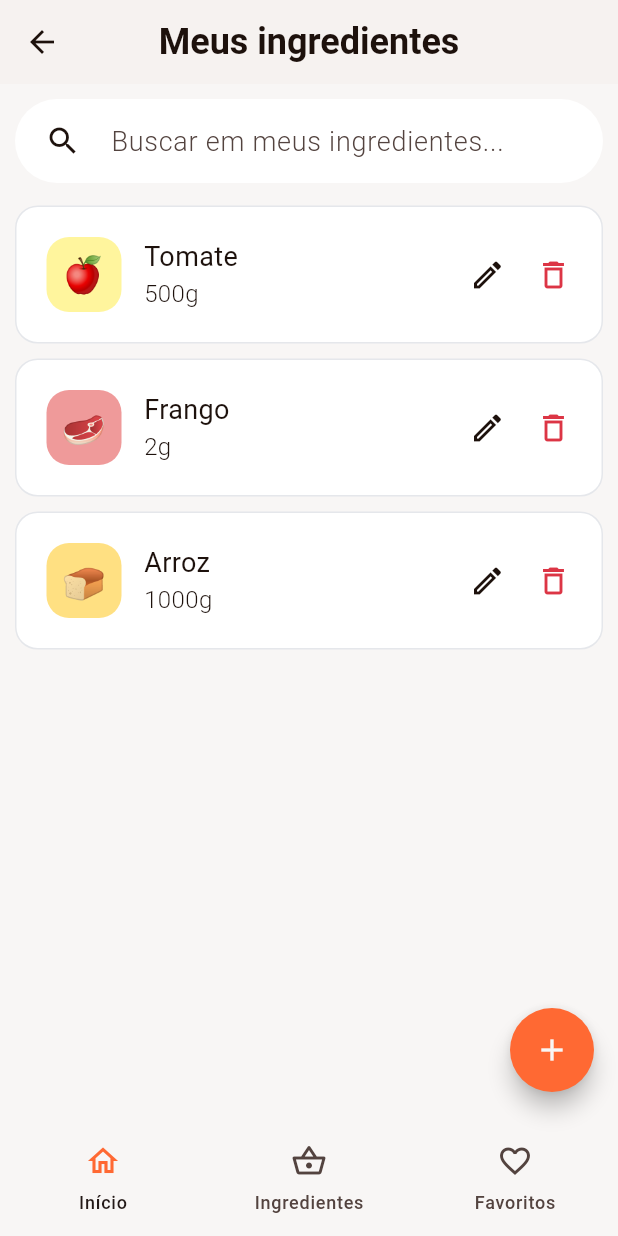
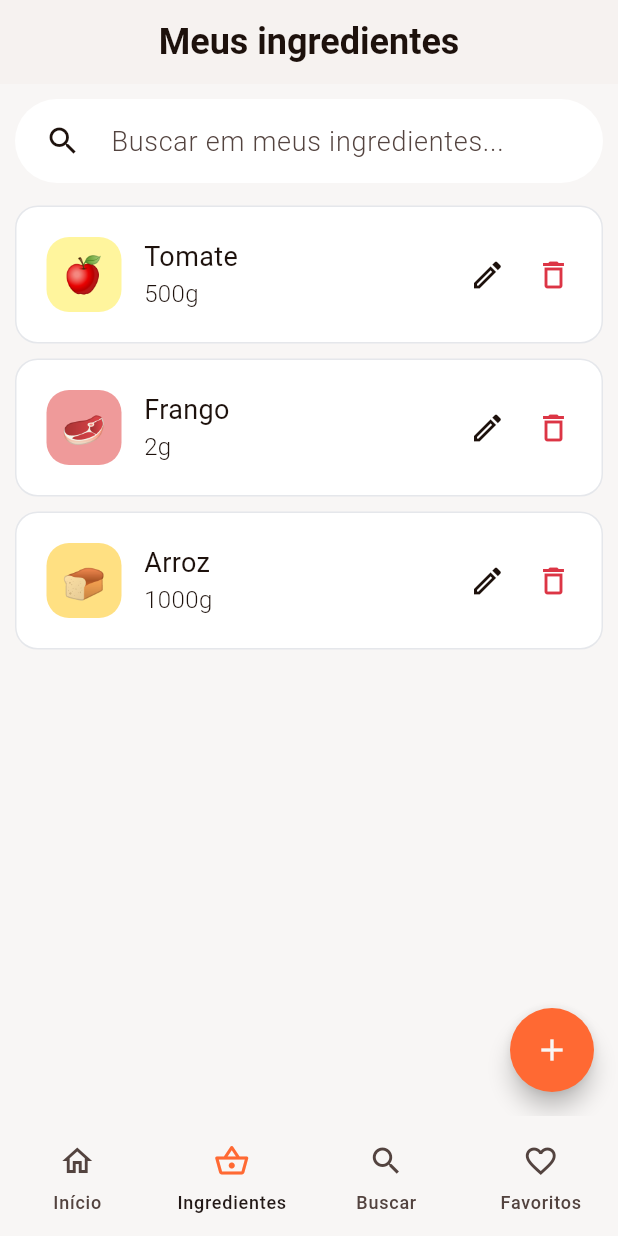
Before and after one commit to Destoper/chefie, a Flutter app: the screen it shows after launch, item 2 of the bottom bar chosen, on a phone screen of 412 x 824 dp. Run offline on Flutter 3.47's test engine with Material 3 defaults, Android fonts, the phone set to English and light mode, and no system bars; network calls fail.

```diff
--- a/lib/main.dart
+++ b/lib/main.dart
@@ -1,6 +1,9 @@
 import 'package:chefie/theme/app_theme.dart';
+import 'package:chefie/widgets/navigation_bar.dart';
 import 'package:flutter/material.dart';
 import 'views/home/home.dart';
+import 'views/ingredientes/ingredientes.dart';
+
 
 void main() {
   runApp(const MyApp());
@@ -17,7 +20,86 @@ class MyApp extends StatelessWidget {
       theme: AppTheme.light,
       darkTheme: AppTheme.dark,
       themeMode: ThemeMode.system,
-      home: HomePage(),
+      home: MainScaffold(),
     );
   }
 }
+
+class MainScaffold extends StatefulWidget {
+  const MainScaffold({super.key});
+
+  @override
+  State<MainScaffold> createState() => _MainScaffoldState();
+}
+
+class _MainScaffoldState extends State<MainScaffold> {
+  int _currentPageIndex = 0;
+
+  // Define all your pages here
+  final List<Widget> _pages = [
+    HomePage(),
+    IngredientesPage(),
+    IngredientesPage(),
+    IngredientesPage(),
+  ];
+
+  PageController _pageController = PageController();
+
+  @override
+  Widget build(BuildContext context) {
+    return Scaffold(
+      body: PageView(
+      controller: _pageController,
+      onPageChanged: (index) {
+        setState(() {
+          _currentPageIndex = index;
+        });
+      },
+      children: _pages,
+    ),
+      bottomNavigationBar: navigationBar(),
+    );
+  }
+
+  NavigationBar navigationBar() {
+    return NavigationBar(
+      backgroundColor: AppColors.backgroundLight,
+      elevation: 0.1,
+      indicatorColor: Colors.transparent,
+      onDestinationSelected: (int index) {
+        _pageController.animateToPage(
+          index,
+          duration: Duration(milliseconds: 300),
+          curve: Curves.easeInOut,
+        );
+      },
+      selectedIndex: _currentPageIndex,
+      destinations: const <Widget>[
+        NavigationDestination(
+          selectedIcon: Icon(Icons.home_outlined, color: AppColors.primary),
+          icon: Icon(Icons.home_outlined),
+          tooltip: 'Início',
+          label: 'Início',
+        ),
+        NavigationDestination(
+          selectedIcon: Icon(Icons.shopping_basket_outlined, color: AppColors.primary),
+          icon: Icon(Icons.shopping_basket_outlined),
+          tooltip: 'Ingredientes',
+          label: 'Ingredientes',
+        ),
+        NavigationDestination(
+          selectedIcon: Icon(Icons.search, color: AppColors.primary),
+          icon: Icon(Icons.search),
+          tooltip: 'Buscar',
+          label: 'Buscar',
+        ),
+        NavigationDestination(
+          selectedIcon: Icon(Icons.favorite_border, color: AppColors.primary),
+          icon: Icon(Icons.favorite_border),
+          tooltip: 'Favoritos',
+          label: 'Favoritos',
+        ),
+      ],
+    );
+  }
+}
--- a/lib/views/home/home.dart
+++ b/lib/views/home/home.dart
@@ -75,7 +75,6 @@ class _HomePageState extends State<HomePage> {
           sugestoesDoDiaCarousel()
         ],
       ),
-      bottomNavigationBar: ChefieNavBar(),
     );
   }
 
--- a/lib/views/ingredientes/ingredientes.dart
+++ b/lib/views/ingredientes/ingredientes.dart
@@ -66,7 +66,6 @@ class _IngredientesPageState extends State<IngredientesPage> {
         tooltip: "Adicionar ingrediente",
         child: Icon(Icons.add, color: AppColors.textDark),
       ),
-      bottomNavigationBar: ChefieNavBar(),
     );
   }
 }
--- a/lib/widgets/navigation_bar.dart
+++ /dev/null
@@ -1,76 +0,0 @@
-import 'package:chefie/views/home/home.dart';
-import 'package:flutter/material.dart';
-import 'package:chefie/views/ingredientes/ingredientes.dart';
-import 'package:chefie/theme/app_theme.dart';
-
-class ChefieNavBar extends StatefulWidget {
-  const ChefieNavBar({
-    super.key,
-    this.currentPageIndex = 0,
-  });
-
-  final int currentPageIndex;
-
-  @override
-  State<ChefieNavBar> createState() => _ChefieNavBarState();
-}
-
-class _ChefieNavBarState extends State<ChefieNavBar> {
-  int currentPageIndex = 0;
-  @override
-  Widget build(BuildContext context) {
-    return NavigationBar(
-      backgroundColor: AppColors.backgroundLight,
-      elevation: 0.1,
-      indicatorColor: Colors.transparent,
-      onDestinationSelected: (int idx) {
-        switch (idx) {
-          case 0:
-            Navigator.push(
-              context,
-              MaterialPageRoute(builder: (context) => HomePage())
-            );
-            break;
-          case 1:
-            Navigator.push(
-              context,
-              MaterialPageRoute(builder: (context) => IngredientesPage()),
-            );
-            break;
-          case 2:
-            Navigator.push(
-              context,
-              MaterialPageRoute(builder: (context) => IngredientesPage()),
-            );
-            break;
-          default:
-            break;
-        }
-        setState(() {
-          currentPageIndex = idx;
-        });
-      },
-      selectedIndex: widget.currentPageIndex,
-      destinations: <Widget>[
-        NavigationDestination(
-          selectedIcon: Icon(Icons.home_outlined, color: AppColors.primary),
-          icon: Icon(Icons.home_outlined),
-          tooltip: 'Início',
-          label: 'Início',
-        ),
-        NavigationDestination(
-          selectedIcon: Icon(Icons.shopping_basket_outlined, color: AppColors.primary),
-          icon: Icon(Icons.shopping_basket_outlined),
-          tooltip: 'Ingredientes',
-          label: 'Ingredientes',
-        ),
-        NavigationDestination(
-          selectedIcon: Icon(Icons.favorite_border, color: AppColors.primary),
-          icon: Icon(Icons.favorite_border),
-          tooltip: 'Favoritos',
-          label: 'Favoritos',
-        ),
-      ],
-  );
-  }
-}
```
